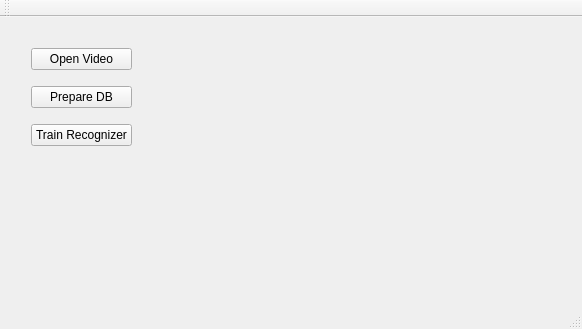
This is mainwindow.ui in Platash/Reco_3 as Qt 5 draws it before an edit. The edited form follows.
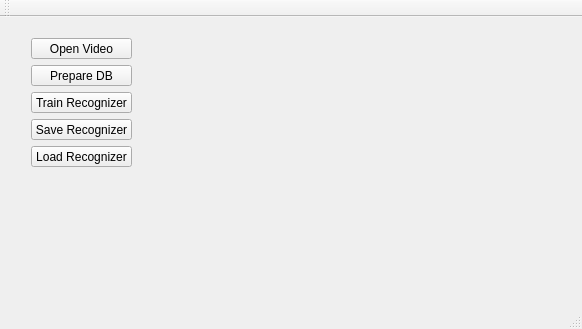
This is the edited form.

The edit to the form file:
```diff
--- a/mainwindow.ui
+++ b/mainwindow.ui
@@ -20,7 +20,7 @@
       <x>20</x>
       <y>10</y>
       <width>123</width>
-      <height>141</height>
+      <height>151</height>
      </rect>
     </property>
     <layout class="QVBoxLayout" name="verticalLayout">
@@ -45,6 +45,20 @@
        </property>
       </widget>
      </item>
+     <item>
+      <widget class="QPushButton" name="b_save_reco">
+       <property name="text">
+        <string>Save Recognizer</string>
+       </property>
+      </widget>
+     </item>
+     <item>
+      <widget class="QPushButton" name="b_load_reco">
+       <property name="text">
+        <string>Load Recognizer</string>
+       </property>
+      </widget>
+     </item>
     </layout>
    </widget>
   </widget>
```
Left out of the diff: 13 changed lines with no effect on the pictures.
